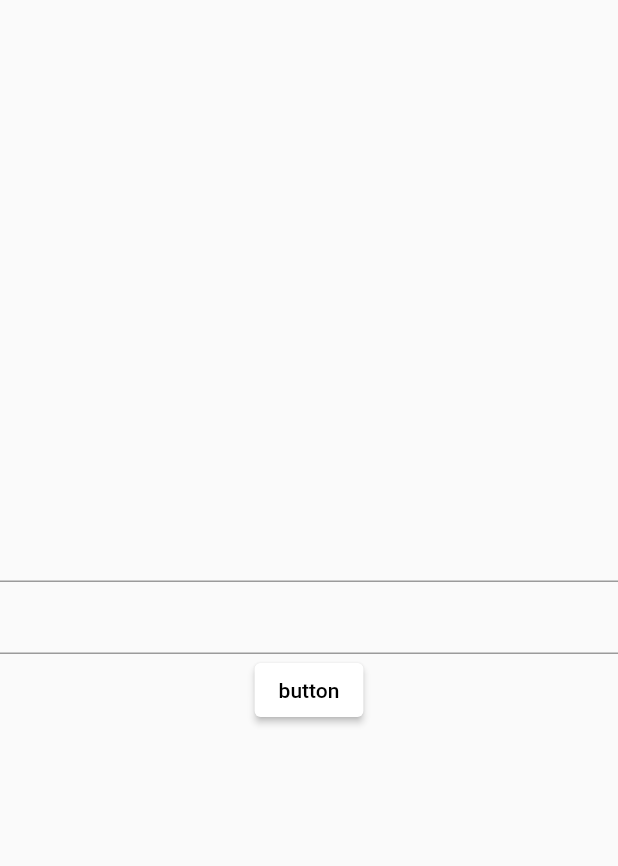
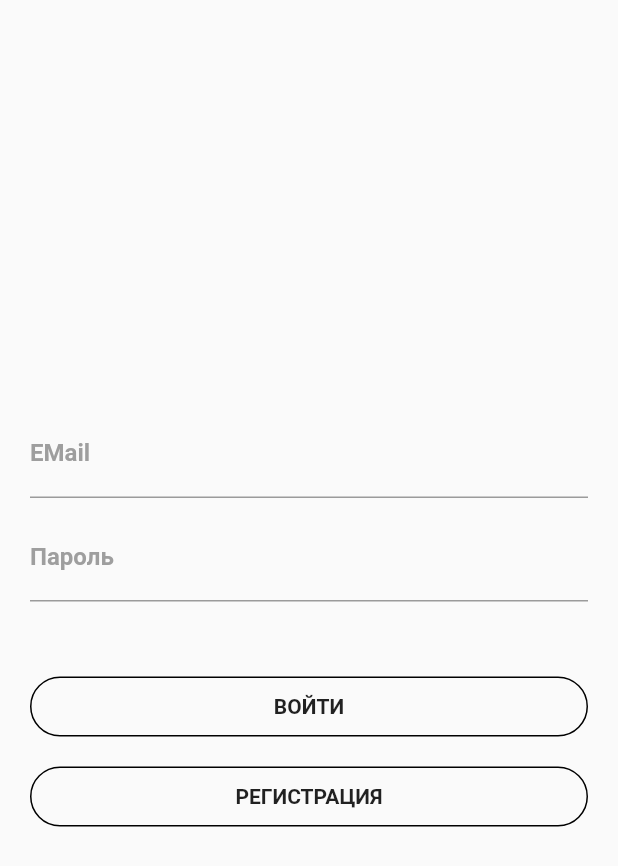
Before and after one commit to osence/lorety_app, a Flutter app: the LoginPage screen opened directly, on a phone screen of 412 x 824 dp. Shown: the top 866 px of the screen. Run offline on Flutter 3.47's test engine with Material 2 defaults, Android fonts, the phone set to English and light mode, and no system bars; our stand-ins replace dio, flutter_login; missing offline and left inert: dart:ffi; network calls fail; Roboto replaces fonts that are missing (Montserrat).

Commit message:
Добавлен функционал кнопки логина, парсинг событий.

```diff
--- /dev/null
+++ b/lib/API/login_request.dart
@@ -0,0 +1,52 @@
+import 'dart:convert';
+import 'package:dio/dio.dart';
+
+class AuthToken {
+  final String access_token;
+  final String refresh_token;
+  final String token_type;
+  final int expire_timestamp;
+
+  const AuthToken({
+    required this.access_token,
+    required this.refresh_token,
+    required this.token_type,
+    required this.expire_timestamp,
+  });
+}
+
+Future<AuthToken?> fetchAuthToken(email, password) async {
+  final dio = Dio();
+
+  final response = await dio.post(
+    'https://api-dev.lorety.com/v2/login/',
+    options: Options(
+      headers: {
+        "Accept": "application/json",
+        "Content-Type": "application/x-www-form-urlencoded"
+      },
+    ),
+    data: {
+      'email': email,
+      'password': password,
+    },
+  );
+
+  if (response.statusCode == 200) {
+    // If the server did return a 200 OK response,
+    // then parse the JSON.
+    try {
+      return AuthToken(
+          access_token: response.data['access_token'],
+          refresh_token: response.data['refresh_token'],
+          token_type: response.data['token_type'],
+          expire_timestamp: response.data['expire_timestamp']);
+    } catch (e) {
+      return null;
+    }
+  } else {
+    // If the server did not return a 200 OK response,
+    // then throw an exception.
+    throw Exception('Failed to load AuthToken  ${response.statusCode}');
+  }
+}
--- a/lib/login.dart
+++ b/lib/login.dart
@@ -1,6 +1,7 @@
 import 'package:flutter/material.dart';
 import 'package:flutter_login/flutter_login.dart';
 import 'package:lorety_app/main.dart';
+import 'package:lorety_app/API/login_request.dart';
 
 class LoginPage extends StatefulWidget {
   const LoginPage({Key? key}) : super(key: key);
@@ -10,32 +11,171 @@ class LoginPage extends StatefulWidget {
 }
 
 class _LoginPageState extends State<LoginPage> {
-  final tecLogin = TextEditingController();
+  final _tecLogin = TextEditingController();
   final tecPassword = TextEditingController();
+  //TODO баг: после перехода на окно назад, остаётся вывод об ошибке _validate
+  bool _validate = false;
+  late AuthToken? token;
 
+  void getToken() async {
+    token = await fetchAuthToken(_tecLogin.text, tecPassword.text);
+    if (token != null) {
+      _validate = false;
+      Navigator.push(
+          context,
+          MaterialPageRoute(
+              builder: (context) => const MyHomePage(title: 'События')));
+    } else {
+      setState(() {
+        print('test');
+        _validate = true;
+        tecPassword.clear();
+      });
+    }
+  }
+  //TODO Поменять цвет курсора(маркера) под текстом с белого на другой
   @override
   Widget build(BuildContext context) {
     return Scaffold(
-      body: Column(
+        body: Padding(
+          //TODO Logo
+      padding: const EdgeInsets.symmetric(horizontal: 20),
+      child: Column(
           mainAxisAlignment: MainAxisAlignment.center,
-        children: [
-          TextField(controller: tecLogin,),
-          TextField(controller: tecPassword,),
+          children: <Widget>[
+            TextField(
+              cursorColor: Colors.black,
+              controller: _tecLogin,
+
+              decoration: const InputDecoration(
+                  labelText: 'EMail',
+                  labelStyle: TextStyle(
+                      fontFamily: 'Montserrat',
+                      fontWeight: FontWeight.bold,
+                      color: Colors.grey),
+                  // hintText: 'EMAIL',
+                  // hintStyle: ,
+                  focusedBorder: UnderlineInputBorder(
+                      borderSide: BorderSide(color: Colors.green))),
+            ),
+            const SizedBox(height: 10.0),
+            TextField(
+              cursorColor: Colors.black,
+              controller: tecPassword,
+              decoration: InputDecoration(
+                  labelText: 'Пароль ',
+                  labelStyle: TextStyle(
+                      fontFamily: 'Montserrat',
+                      fontWeight: FontWeight.bold,
+                      color: Colors.grey,
+                  ),
+                  focusedBorder: UnderlineInputBorder(
+                      borderSide: BorderSide(color: Colors.green),
+                  ),
+                  errorText: _validate?'Неправильный EMail или Пароль':null,
+              ),
+              obscureText: true,
+            ),
+            const SizedBox(height: 50.0),
+            GestureDetector(
+              child: Container(
+                height: 40.0,
+                color: Colors.transparent,
+                child: Container(
+                  decoration: BoxDecoration(
+                      border: Border.all(
+                          color: Colors.black,
+                          style: BorderStyle.solid,
+                          width: 1.0),
+                      color: Colors.transparent,
+                      borderRadius: BorderRadius.circular(20.0)),
+                  child: InkWell(
+                    onTap: () async {
+                      getToken();
+                    },
+                    child: const Center(
+                      child: Text('ВОЙТИ',
+                          style: TextStyle(
+                              fontWeight: FontWeight.bold,
+                              fontFamily: 'Montserrat')),
+                    ),
+                  ),
+                ),
+              ),
+            ),
+            const SizedBox(height: 20.0),
+            GestureDetector(
+              child: Container(
+                height: 40.0,
+                color: Colors.transparent,
+                child: Container(
+                  decoration: BoxDecoration(
+                      border: Border.all(
+                          color: Colors.black,
+                          style: BorderStyle.solid,
+                          width: 1.0),
+                      color: Colors.transparent,
+                      borderRadius: BorderRadius.circular(20.0)),
+                  child: InkWell(
+                    onTap: () {
+                      print('sdfsdf');
+                      //TODO Регистрация
+                    },
+                    child: const Center(
+                      child: Text('РЕГИСТРАЦИЯ',
+                          style: TextStyle(
+                              fontWeight: FontWeight.bold,
+                              fontFamily: 'Montserrat')),
+                    ),
+                  ),
+                ),
+              ),
+            ),
+            // SizedBox(height: 15.0),
+            // Row(
+            //   mainAxisAlignment: MainAxisAlignment.center,
+            //   children: <Widget>[
+            //     Text(
+            //       'New to Spotify?',
+            //       style: TextStyle(
+            //         fontFamily: 'Montserrat',
+            //       ),
+            //     ),
+            //     SizedBox(width: 5.0),
+            //     InkWell(
+            //       child: Text('Register',
+            //           style: TextStyle(
+            //               color: Colors.green,
+            //               fontFamily: 'Montserrat',
+            //               fontWeight: FontWeight.bold,
+            //               decoration: TextDecoration.underline)),
+            //     )
+            //   ],
+            // )
+          ]),
+    ));
+  }
+}
+
+class MyPopup extends StatelessWidget {
+  @override
+  Widget build(BuildContext context) {
+    return AlertDialog(
+      title: Text('Ваш ответ:'),
+      actions: [
         ElevatedButton(
           onPressed: () {
-              print(tecLogin.text);
-              print(tecPassword.text);
-              Navigator.push(
-                context,
-                MaterialPageRoute(
-                  builder: (context) => MyHomePage(title: 'События'),
+            Navigator.pop(context, true);
+          },
+          child: Text('Больше'),
         ),
-              );
+        ElevatedButton(
+          onPressed: () {
+            Navigator.pop(context, false);
           },
-            child: const Text('button'),
+          child: Text('Меньше'),
         ),
       ],
-      ),
     );
   }
 }
--- a/lib/main.dart
+++ b/lib/main.dart
@@ -6,7 +6,6 @@ import 'package:lorety_app/login.dart';
 import 'package:lorety_app/messages.dart';
 import 'package:lorety_app/my_events.dart';
 import 'package:lorety_app/profile.dart';
-
 
 void main() {
   runApp(const MyApp());
@@ -53,7 +52,7 @@ class MyApp extends StatelessWidget {
     return MaterialApp(
       title: 'События',
       theme: ThemeData(primarySwatch: generateMaterialColor(Colors.white)),
-      home: const LoginPage(),
+      home: const MyHomePage(title: 'События'),
     );
   }
 }
--- a/pubspec.yaml
+++ b/pubspec.yaml
@@ -31,8 +31,8 @@ environment:
 dependencies:
   flutter:
     sdk: flutter
-
-
+  http: ">= 0.13.5"
+  dio: ">= 5.0.3"
   # The following adds the Cupertino Icons font to your application.
   # Use with the CupertinoIcons class for iOS style icons.
   cupertino_icons: ^1.0.2
```
Also changed, not shown: lib/API/get_event_request.dart (added, +123 -0 lines), lib/events.dart (+11 -5 lines), pubspec.lock, 1 other file. Lines whose indentation alone changed are shown as unchanged.
